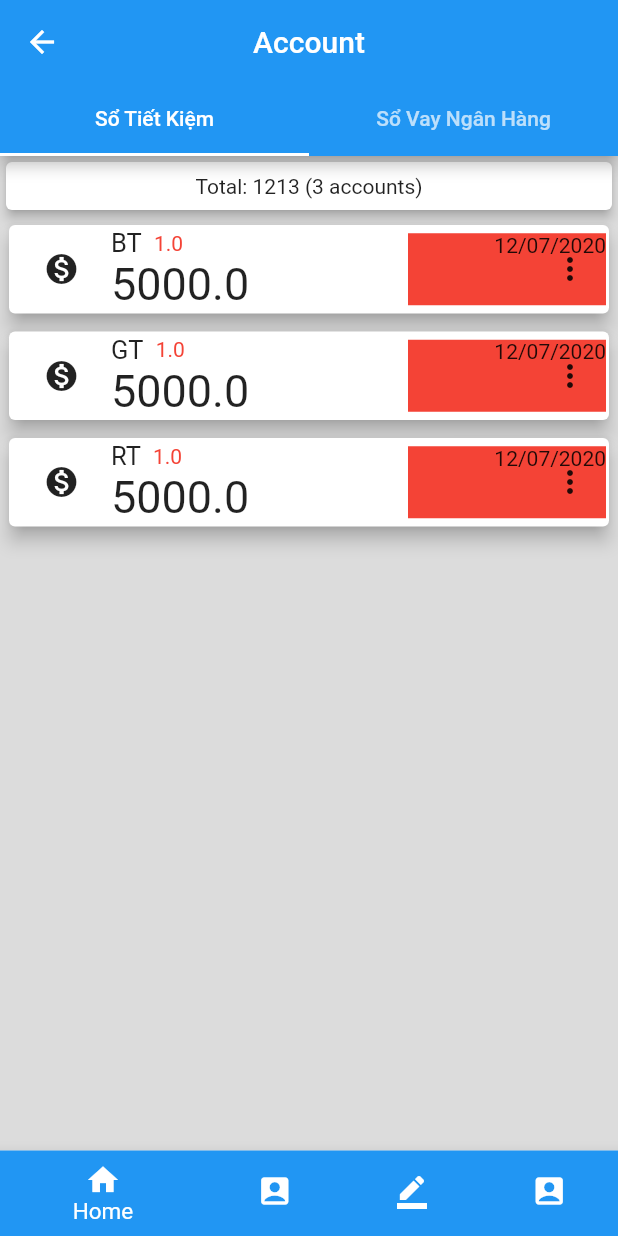
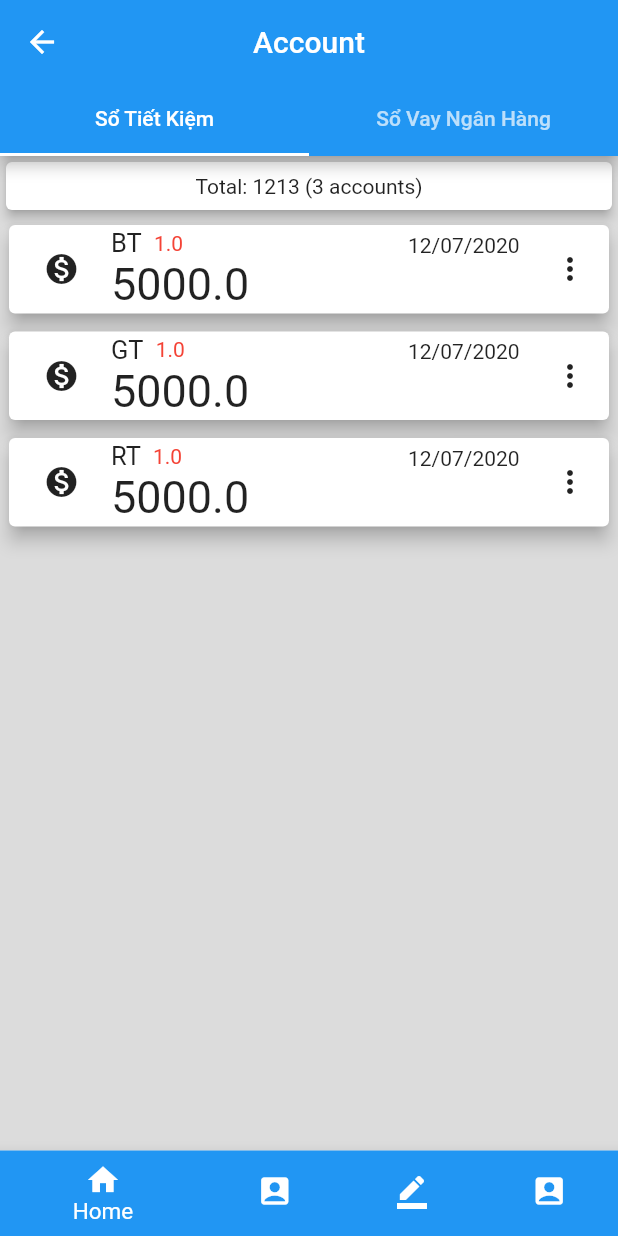
Before and after one commit to nguyen8tn/SWD391_Flutter_UserApp_FinanceTool, a Flutter app: the HomePage screen opened directly, on a phone screen of 412 x 824 dp. Run offline on Flutter 3.47's test engine with Material 2 defaults, Android fonts, the phone set to English and light mode, and no system bars; our stand-ins replace firebase_auth, firebase_messaging, flutter_secure_storage, google_sign_in, shared_preferences and 1 more; missing offline and left inert: dart:ffi, flutter_facebook_login, flutter_material_pickers; accounts and stored records are empty.

```diff
--- a/lib/main.dart
+++ b/lib/main.dart
@@ -17,11 +17,11 @@ class MyApp extends StatelessWidget {
   Widget build(BuildContext context) {
     return MaterialApp(
       title: "DEMO LOGIN Google",
-      home: CalculatorMenuPage(),
+      home: HomePage(),
     );
   }
+}
 
-}
 class MainPage extends StatelessWidget {
   final String appTitle;
   const MainPage({this.appTitle});
--- a/lib/pages/account_page.dart
+++ b/lib/pages/account_page.dart
@@ -28,7 +28,11 @@ class _AccountPageState extends State<AccountPage> {
                 elevation: 3,
                 child: Align(
                   alignment: Alignment.center,
-                  child: Text('Total: ' + 1213.toString() + ' ('+list.length.toString()+' accounts)'),
+                  child: Text('Total: ' +
+                      1213.toString() +
+                      ' (' +
+                      list.length.toString() +
+                      ' accounts)'),
                 ),
               ),
             ),
@@ -38,8 +42,28 @@ class _AccountPageState extends State<AccountPage> {
         color: Colors.black12,
       ),
       Container(
-        color: Colors.black,
-      )
+        child: Column(
+          children: <Widget>[
+            Container(
+              width: double.infinity,
+              height: 40,
+              child: Card(
+                elevation: 3,
+                child: Align(
+                  alignment: Alignment.center,
+                  child: Text('Total: ' +
+                      1213.toString() +
+                      ' (' +
+                      list.length.toString() +
+                      ' accounts)'),
+                ),
+              ),
+            ),
+            _listUserSaving()
+          ],
+        ),
+        color: Colors.black12,
+      ),
     ];
     return listTab;
   }
@@ -133,7 +157,7 @@ class _AccountPageState extends State<AccountPage> {
                   Expanded(
                       flex: 2,
                       child: Container(
-                        color: Colors.red,
+                        color: Colors.white,
                         child: Stack(
                           fit: StackFit.loose,
                           children: [
@@ -145,7 +169,7 @@ class _AccountPageState extends State<AccountPage> {
                               child: Text(DateFormat('dd/MM/yyyy')
                                   .format(list[index].startDate)
                                   .toString()),
-                              alignment: Alignment.bottomRight,
+                              alignment: Alignment.topLeft,
                             )
                           ],
                         ),
--- a/lib/pages/home_page.dart
+++ b/lib/pages/home_page.dart
@@ -1,6 +1,7 @@
 import 'package:flutter/cupertino.dart';
 import 'package:flutter/material.dart';
 import 'package:swd/pages/account_page.dart';
+import 'package:swd/pages/saving_account_page.dart';
 
 import 'calculator_menu.dart';
 
@@ -8,11 +9,12 @@ class HomePage extends StatefulWidget {
   @override
   State createState() => _HomePageSate();
 }
+
 class _HomePageSate extends State<HomePage> {
   int _currentIndex = 0;
   final List<Widget> _children = [
     AccountPage(),
-    CalculatorMenuPage()
+    SavingAccountPage(),
   ];
   @override
   Widget build(BuildContext context) {
--- a/lib/viewmodels/BankViewModel.dart
+++ b/lib/viewmodels/BankViewModel.dart
@@ -5,7 +5,7 @@ class BankViewModel {
 
   BankViewModel({this.bank});
 
-  String get bankId {
+  int get bankId {
     return bank.bankID;
   }
 
--- a/pubspec.yaml
+++ b/pubspec.yaml
@@ -36,6 +36,8 @@ dependencies:
   firebase_admin: ^0.1.2
   intl: ^0.16.1
   shared_preferences: ^0.5.7+3
+  flutter_svprogresshud: ^0.0.3
+  flutter_material_pickers: ^1.6.0
 
 
   # The following adds the Cupertino Icons font to your application.
```
Also changed, not shown: lib/models/bank.dart (+15 -15 lines), lib/pages/login_page.dart (+21 -12 lines), lib/pages/saving_account_page.dart (+34 -3 lines), lib/services/calculation_http_request.dart (+14 -13 lines), lib/services/httprequest.dart (+40 -14 lines), lib/viewmodels/BankDetailViewModel.dart (+45 -0 lines), lib/viewmodels/SavingAccountViewModel.dart (added, +9 -0 lines), lib/pages/gross_net_page.dart (added), lib/viewmodels/AccountLoanListViewModel.dart (added), lib/viewmodels/AccountSavingListViewModel.dart (added).
